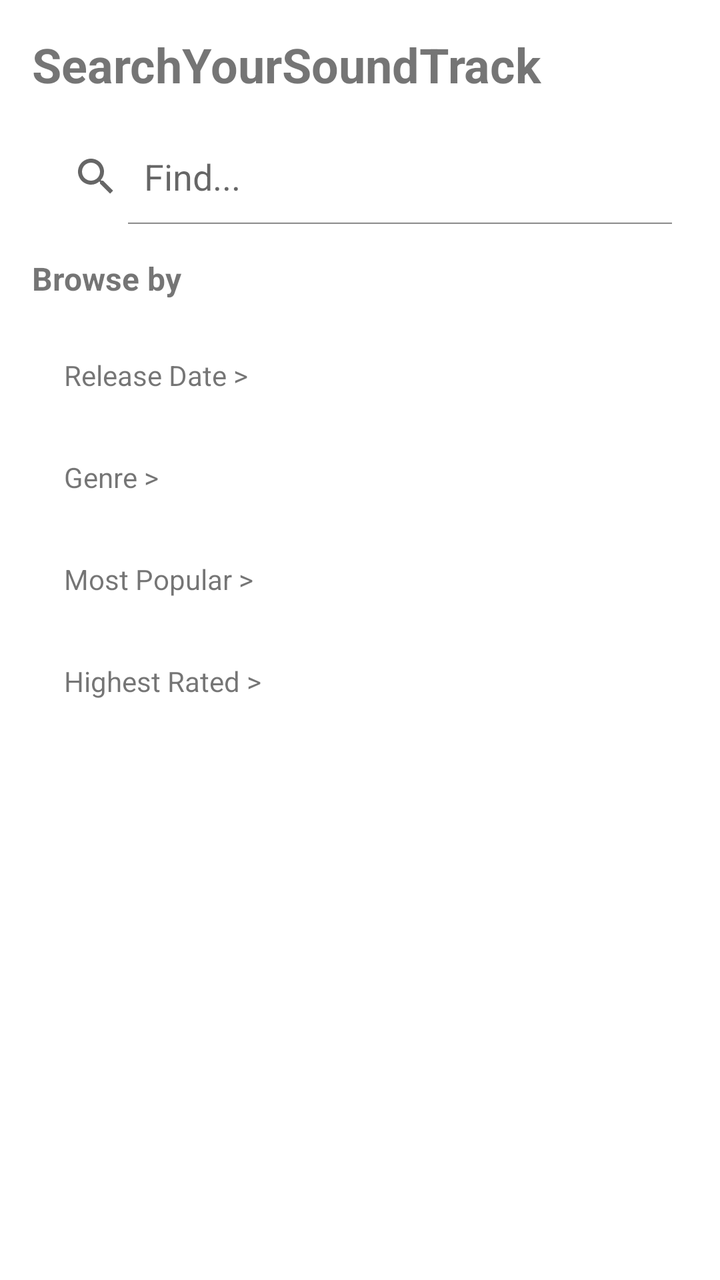
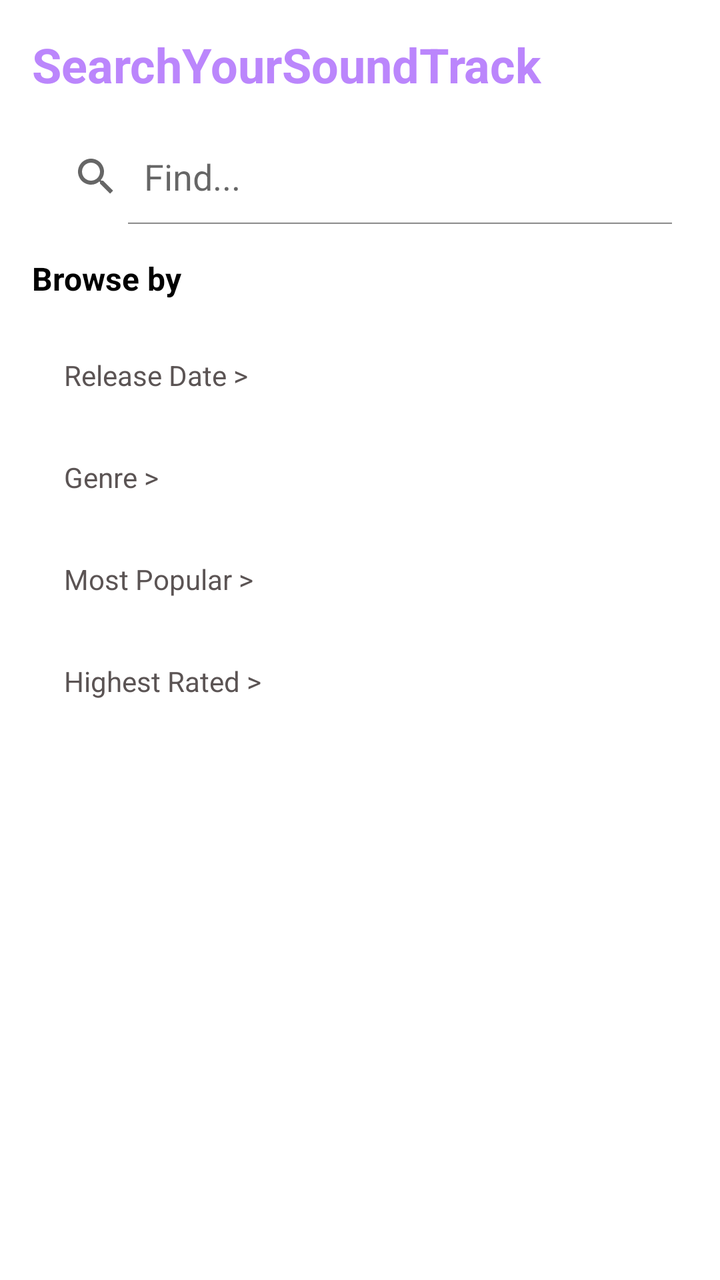

Before-and-after screenshots of an Android layout around one commit, followed by the original layout XML and the change that was made.
<!-- AndroidManifest.xml: application theme Theme.YourSoundTrack -->
<!-- res/layout/fragment_search.xml -->
<?xml version="1.0" encoding="utf-8"?>
<LinearLayout xmlns:android="http://schemas.android.com/apk/res/android"
    android:layout_width="match_parent"
    android:layout_height="match_parent"
    android:orientation="vertical"
    android:padding="16dp">

    <TextView
        android:layout_width="wrap_content"
        android:layout_height="wrap_content"
        android:text="@string/title_soundtrack_search"
        android:textSize="@dimen/screen_title_size"
        android:textStyle="bold"
        android:layout_marginBottom="16dp" />

    <SearchView
        android:id="@+id/search_bar"
        android:layout_width="match_parent"
        android:layout_height="wrap_content"
        android:queryHint="Find..."
        android:iconifiedByDefault="false"
        android:background="?android:attr/selectableItemBackground"
        android:layout_marginBottom="16dp" />

    
    <LinearLayout
        android:id="@+id/layout_browse_categories"
        android:layout_width="match_parent"
        android:layout_height="wrap_content"
        android:orientation="vertical">

        <TextView
            android:layout_width="wrap_content"
            android:layout_height="wrap_content"
            android:text="@string/label_browse_by"
            android:textStyle="bold"
            android:textSize="@dimen/bold_text_size"
            android:layout_marginBottom="12dp" />

        <TextView
            android:id="@+id/btn_browse_release_date"
            android:layout_width="match_parent"
            android:layout_height="wrap_content"
            android:text="@string/btn_browse_release_date"
            android:padding="16dp"
            android:textSize="@dimen/text_size_small" />

        <TextView
            android:id="@+id/btn_browse_genre"
            android:layout_width="match_parent"
            android:layout_height="wrap_content"
            android:text="@string/btn_browse_genre"
            android:padding="16dp"
            android:textSize="@dimen/text_size_small" />

        <TextView
            android:id="@+id/btn_browse_most_popular"
            android:layout_width="match_parent"
            android:layout_height="wrap_content"
            android:text="@string/btn_browse_most_popular"
            android:padding="16dp"
            android:textSize="@dimen/text_size_small" />

        <TextView
            android:id="@+id/btn_browse_highest_rated"
            android:layout_width="match_parent"
            android:layout_height="wrap_content"
            android:text="@string/btn_browse_highest_rated"
            android:padding="16dp"
            android:textSize="@dimen/text_size_small" />

    </LinearLayout>

    <androidx.recyclerview.widget.RecyclerView
        android:id="@+id/rv_search_results"
        android:layout_width="match_parent"
        android:layout_height="0dp"
        android:layout_weight="1"
        android:visibility="gone" />

</LinearLayout>
<!-- resources referenced by this layout -->
<resources>
  <dimen name="bold_text_size">16sp</dimen>
  <dimen name="screen_title_size">24sp</dimen>
  <dimen name="text_size_small">14sp</dimen>
  <string name="btn_browse_genre">Genre  &gt;</string>
  <string name="btn_browse_highest_rated">Highest Rated  &gt;</string>
  <string name="btn_browse_most_popular">Most Popular  &gt;</string>
  <string name="btn_browse_release_date">Release Date  &gt;</string>
  <string name="label_browse_by">Browse by</string>
  <string name="title_soundtrack_search">SearchYourSoundTrack</string>
  <style name="Theme.YourSoundTrack" parent="Theme.MaterialComponents.DayNight.NoActionBar">
          <item name="android:fitsSystemWindows">true</item>
          <item name="colorPrimary">@color/purple_500</item>
      </style>
  <color name="purple_500">#FF6200EE</color>
</resources>

<!-- the commit's change to res/layout/fragment_search.xml (unified diff, before → after) -->
@@ -9,6 +9,7 @@
         android:layout_width="wrap_content"
         android:layout_height="wrap_content"
         android:text="@string/title_soundtrack_search"
+        android:textColor="@color/purple_200"
         android:textSize="@dimen/screen_title_size"
         android:textStyle="bold"
         android:layout_marginBottom="16dp" />
@@ -33,6 +34,7 @@
             android:layout_width="wrap_content"
             android:layout_height="wrap_content"
             android:text="@string/label_browse_by"
+            android:textColor="@color/black"
             android:textStyle="bold"
             android:textSize="@dimen/bold_text_size"
             android:layout_marginBottom="12dp" />
@@ -42,6 +44,7 @@
             android:layout_width="match_parent"
             android:layout_height="wrap_content"
             android:text="@string/btn_browse_release_date"
+            android:textColor="@color/gray"
             android:padding="16dp"
             android:textSize="@dimen/text_size_small" />
 
@@ -50,6 +53,7 @@
             android:layout_width="match_parent"
             android:layout_height="wrap_content"
             android:text="@string/btn_browse_genre"
+            android:textColor="@color/gray"
             android:padding="16dp"
             android:textSize="@dimen/text_size_small" />
 
@@ -58,6 +62,7 @@
             android:layout_width="match_parent"
             android:layout_height="wrap_content"
             android:text="@string/btn_browse_most_popular"
+            android:textColor="@color/gray"
             android:padding="16dp"
             android:textSize="@dimen/text_size_small" />
 
@@ -66,6 +71,7 @@
             android:layout_width="match_parent"
             android:layout_height="wrap_content"
             android:text="@string/btn_browse_highest_rated"
+            android:textColor="@color/gray"
             android:padding="16dp"
             android:textSize="@dimen/text_size_small" />
 
<!-- resource entries referenced after the edit -->
@@ -1,5 +1,8 @@
 <!-- resources referenced by this layout -->
 <resources>
+  <color name="black">#FF000000</color>
+  <color name="gray">#5B5454</color>
+  <color name="purple_200">#FFBB86FC</color>
   <dimen name="bold_text_size">16sp</dimen>
   <dimen name="screen_title_size">24sp</dimen>
   <dimen name="text_size_small">14sp</dimen>
